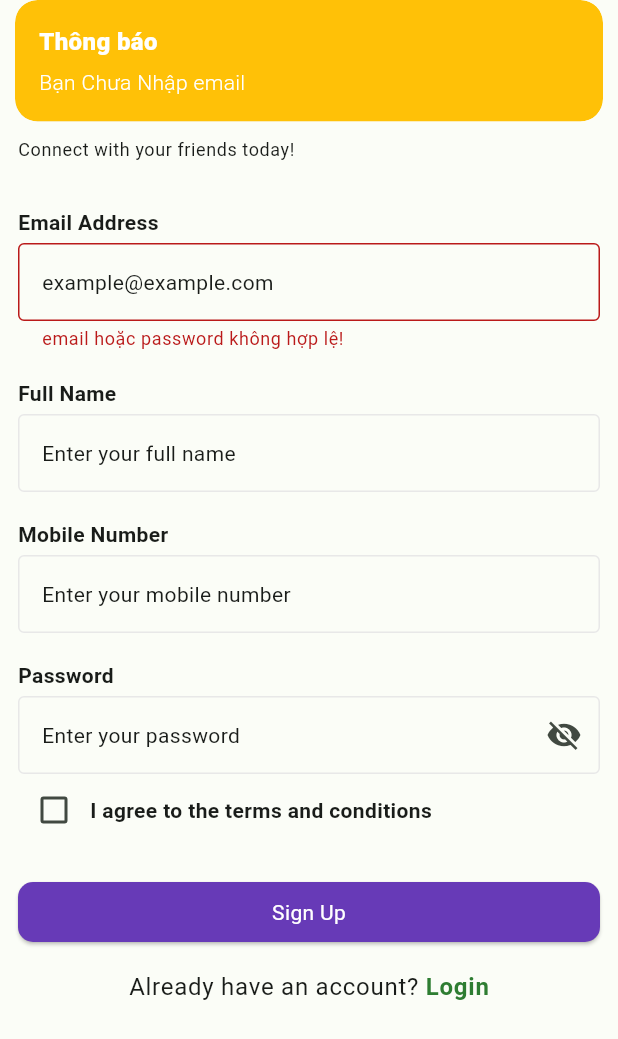
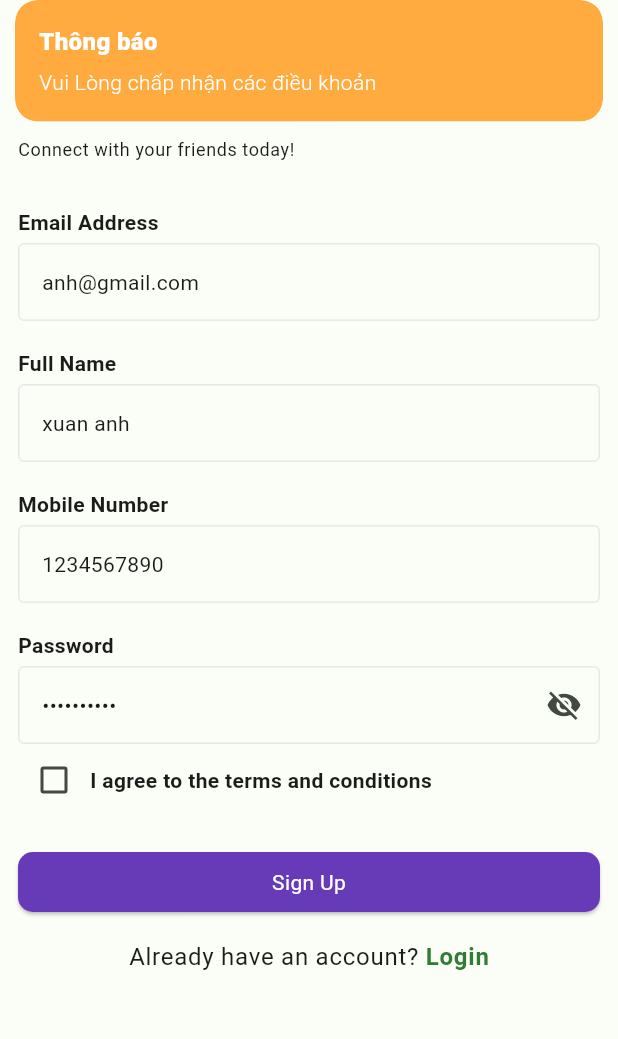
Before and after one commit to billzayy/Mobile_Chat_App, a Flutter app: the SignView screen opened by its route, after a tap on "Sign Up", on a phone screen of 412 x 824 dp. Shown: the top 1039 px of the screen. Run offline on Flutter 3.47's test engine with Material 2 defaults, Android fonts, the phone set to English and light mode, and no system bars; our stand-ins replace dio, event_bus, extended_image, flutter_svg, get, image_picker and 5 more; accounts and stored records are empty; network calls fail.

Commit message:
fix login

```diff
--- a/lib/src/pesentation/pages/login/login_ctrl.dart
+++ b/lib/src/pesentation/pages/login/login_ctrl.dart
@@ -37,17 +37,17 @@ class LoginController extends GetxController {
     passwordError.value = null;
 
     /// check valid
-    if (emailEditController.text.trim().isEmpty) {
-      emailChiError.call('email hoặc password không đúng !');
-      tinTucConfig.showSnackBar('Bạn Chưa Nhập email ',
-          backgroundColor: Colors.amber);
+    if (emailEditController.text.trim().isEmpty ||
+        !emailEditController.text.contains('@')) {
+      emailChiError.call('email không đúng định dạng !');
+      // tinTucConfig.showSnackBar('Bạn Chưa Nhập email ',
+      //     backgroundColor: Colors.amber);
       return;
     }
-    if (passwordEditController.text.trim().isEmpty) {
-      passwordError.call('email hoặc password không đúng !');
-      tinTucConfig.showSnackBar('Bạn Chưa Nhập password',
-          backgroundColor: Colors.amber);
-      return;
+    if (passwordEditController.text.trim().isEmpty ||
+        passwordEditController.text.contains(' ')) {
+      passwordError.call('Password không được chứa khoảng trống!');
+      return false;
     }
 
     _loginApp();
@@ -69,7 +69,7 @@ class LoginController extends GetxController {
     } else {
       tinTucConfig.showSnackBar(
           title: 'Thông báo',
-          'Đăng Nhập Thất Bại.Vui Lòng thử Lại !',
+          'Email hoặc Password không đúng.Vui Lòng thử Lại !',
           backgroundColor: Colors.orangeAccent);
     }
     isLoading.call(false);
--- a/lib/src/pesentation/pages/sign/sign_ctrl.dart
+++ b/lib/src/pesentation/pages/sign/sign_ctrl.dart
@@ -7,21 +7,32 @@ import 'package:software_project_3/src/pesentation/pages/login/login_view.dart';
 
 class SignController extends GetxController {
   final UserService _userService = Get.find();
-  final TextEditingController emailEditController = TextEditingController();
+  final TextEditingController emailEditController =
+      TextEditingController(text: 'anh@gmail.com');
   final RxnString emailChiError = RxnString(null);
-  final TextEditingController fullNameEditController = TextEditingController();
+  final TextEditingController fullNameEditController =
+      TextEditingController(text: 'xuan anh');
   final RxnString fullNameError = RxnString(null);
-  final TextEditingController phoneEditController = TextEditingController();
+  final TextEditingController phoneEditController =
+      TextEditingController(text: '1234567890');
   final RxnString phoneError = RxnString(null);
-  final TextEditingController passwordEditController = TextEditingController();
+  final TextEditingController passwordEditController =
+      TextEditingController(text: 'Anh@123anh');
   final RxnString passwordError = RxnString(null);
   final NoTiConfig tinTucConfig = Get.find();
   bool isChecked = false;
+  final RegExp phoneRegex = RegExp(r'^([1-9])?\d{10}$');
+  final RegExp specialCharsRegex =
+      RegExp(r'^(?=.*?[A-Z])(?=.*?[a-z])(?=.*?[0-9])(?=.*?[!@#\$&*~]).{8,}$');
   final RxBool isLoading = true.obs;
   RxBool showPassword = false.obs;
-
+  var isCheck = false.obs;
   void togglePasswordVisibility() {
     showPassword.toggle();
+  }
+
+  void toggleCheckbox() {
+    isCheck.value = !isCheck.value;
   }
 
   Future onSend() async {
@@ -32,27 +43,38 @@ class SignController extends GetxController {
     fullNameError.value = null;
 
     /// check valid
-    if (emailEditController.text.trim().isEmpty) {
-      emailChiError.call('email hoặc password không hợp lệ!');
-      tinTucConfig.showSnackBar('Bạn Chưa Nhập email ', backgroundColor: Colors.amber);
+    if (emailEditController.text.trim().isEmpty ||
+        !emailEditController.text.contains('@')) {
+      emailChiError.call('email không đúng định dạng !');
+      // tinTucConfig.showSnackBar('Bạn Chưa Nhập email ',
+      //     backgroundColor: Colors.amber);
       return;
     }
     if (fullNameEditController.text.trim().isEmpty) {
-      fullNameError.call('email hoặc password không hợp lệ!');
-      tinTucConfig.showSnackBar('Bạn Chưa Nhập email ', backgroundColor: Colors.amber);
+      fullNameError.call('full name chưa nhập');
+
       return;
     }
-    if (phoneEditController.text.trim().isEmpty) {
-      phoneError.call('email hoặc password không hợp lệ !');
-      tinTucConfig.showSnackBar('Bạn Chưa Nhập phone number ', backgroundColor: Colors.amber);
-      return;
-    }
-    if (passwordEditController.text.trim().isEmpty) {
-      passwordError.call('email hoặc password không hợp lệ !');
-      tinTucConfig.showSnackBar('Bạn Chưa Nhập password', backgroundColor: Colors.amber);
+    if (!phoneRegex.hasMatch(phoneEditController.text.trim())) {
+      phoneError.call('SDT không hợp lệ!');
+
       return;
     }
 
+    if (passwordEditController.text.trim().isEmpty ||
+        passwordEditController.text.contains(' ') ||
+        !specialCharsRegex.hasMatch(passwordEditController.text.trim())) {
+      passwordError
+          .call('pass 8 ký tự,chữ hoa, kí tự đặc biệt, không có khoảng trống');
+      return;
+    }
+    if (isCheck.value == false) {
+      tinTucConfig.showSnackBar(
+          title: 'Thông báo',
+          'Vui Lòng chấp nhận các điều khoản',
+          backgroundColor: Colors.orangeAccent);
+      return;
+    }
     _signUser();
   }
 
@@ -65,12 +87,17 @@ class SignController extends GetxController {
     };
     final ApiResponse<String> res = await _userService.signUser(param);
     if (res.status == ApiResponseStatus.completed) {
-      tinTucConfig.showSnackBar(title: 'Thông báo', 'Đăng Kí Tài Khoản Thành Công <3', backgroundColor: Get.theme.colorScheme.primary);
+      tinTucConfig.showSnackBar(
+          title: 'Thông báo',
+          'Đăng Kí Tài Khoản Thành Công <3',
+          backgroundColor: Get.theme.colorScheme.primary);
       _cleanInput();
       Get.offAllNamed(LoginView.routeName);
     } else {
-      // Get.log(res.message.toString());
-      tinTucConfig.showSnackBar(title: 'Thông báo', 'Tài Khoản đã tồn tại vui lòng thử email khác !', backgroundColor: Colors.orangeAccent);
+      tinTucConfig.showSnackBar(
+          title: 'Thông báo',
+          'Tài Khoản đã tồn tại vui lòng thử email khác !',
+          backgroundColor: Colors.orangeAccent);
     }
     isLoading.call(false);
   }
--- a/lib/src/pesentation/pages/sign/sign_view.dart
+++ b/lib/src/pesentation/pages/sign/sign_view.dart
@@ -154,11 +154,15 @@ class SignView extends GetView<SignController> {
                     Row(
                       // crossAxisAlignment: CrossAxisAlignment.start,
                       children: [
-                        Checkbox(
-                          checkColor: Colors.white,
-                          // fillColor: MaterialStateProperty.resolveWith(getColor),
-                          value: controller.isChecked,
-                          onChanged: (bool? value) {},
+                        Obx(
+                          () => Checkbox(
+                            checkColor: Colors.white,
+                            // fillColor: MaterialStateProperty.resolveWith(getColor),
+                            value: controller.isCheck.value,
+                            onChanged: (value) {
+                              controller.toggleCheckbox();
+                            },
+                          ),
                         ),
                         Text(
                           'I agree to the terms and conditions ',
```
Also changed, not shown: lib/src/pesentation/pages/contact/contact_view.dart (+13 -1 lines), lib/src/pesentation/pages/login/login_view.dart (+25 -35 lines).
